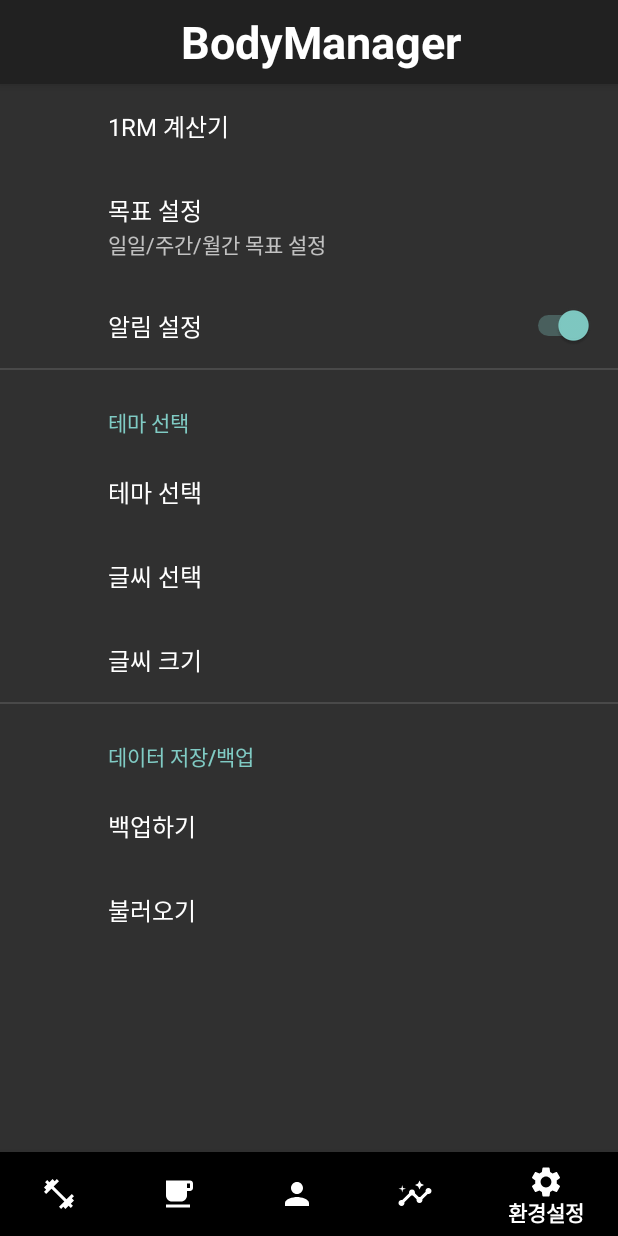
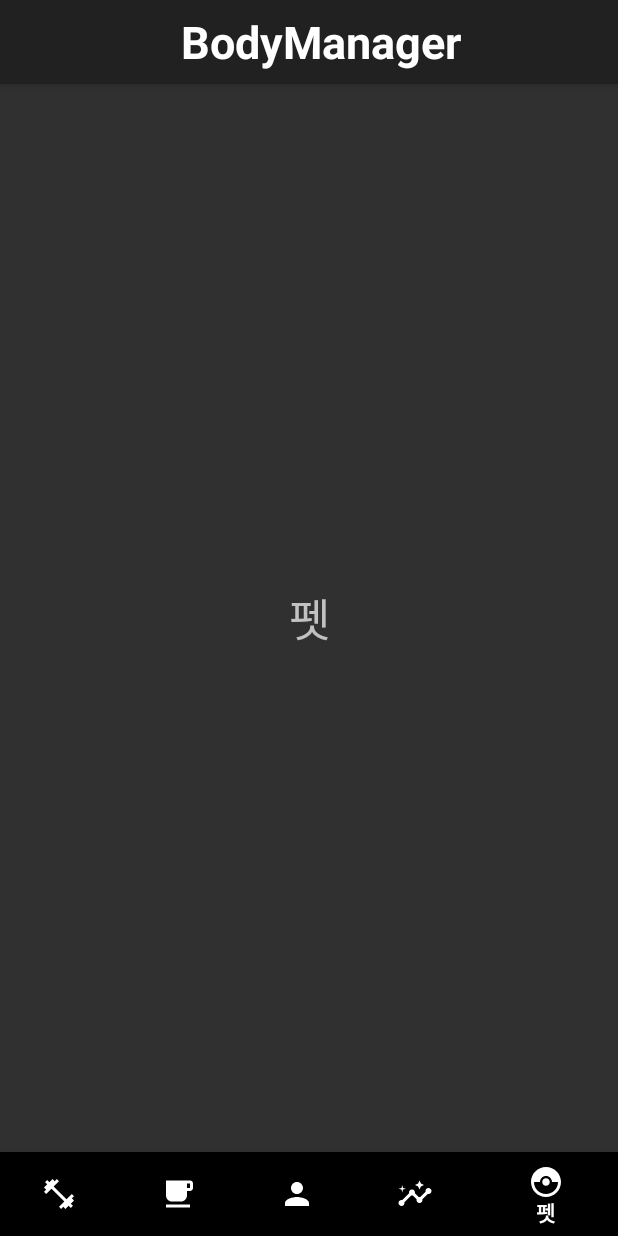
Before and after one commit to enyul3417/BodyManagerApp, an Android app: the screen it shows after launch (MainActivity), item 5 of the bottom bar chosen, on a phone screen of 412 x 824 dp. Run offline under Robolectric (Android 15) with nearby library versions, the phone set to English and light mode, and no system bars; 1 statement that could not run was skipped.

Commit message:
add PetFragment and edit settings

```diff
--- a/app/build.gradle
+++ b/app/build.gradle
@@ -38,6 +38,7 @@ dependencies {
     implementation 'com.android.support.constraint:constraint-layout:2.0.4'
     implementation 'com.google.android.material:material:1.4.0-alpha01'
     implementation 'androidx.preference:preference:1.1.1'
+    implementation 'androidx.legacy:legacy-support-v4:1.0.0'
     testImplementation 'junit:junit:4.+'
     androidTestImplementation 'com.android.support.test:runner:1.0.2'
     androidTestImplementation 'com.android.support.test.espresso:espresso-core:3.0.2'
--- a/app/src/main/java/com/example/bodymanagerapp/MainActivity.kt
+++ b/app/src/main/java/com/example/bodymanagerapp/MainActivity.kt
@@ -1,8 +1,12 @@
 package com.example.bodymanagerapp
 
+import android.content.Intent
 import android.database.sqlite.SQLiteDatabase
 import android.os.Bundle
+import android.view.Menu
+import android.view.MenuItem
 import androidx.appcompat.app.AppCompatActivity
+import androidx.appcompat.widget.Toolbar
 import androidx.fragment.app.Fragment
 import com.example.bodymanagerapp.menu.*
 import com.google.android.material.bottomnavigation.BottomNavigationView
@@ -10,6 +14,7 @@ import com.google.android.material.bottomnavigation.BottomNavigationView
 class MainActivity : AppCompatActivity() {
     // BottomNavigationView
     lateinit var bottom_nav_view : BottomNavigationView
+    lateinit var toolbar: Toolbar
 
     // DB
     lateinit var myDBHelper: myDBHelper
@@ -42,9 +47,9 @@ class MainActivity : AppCompatActivity() {
                 return@OnNavigationItemSelectedListener true
             }
 
-            // 환경설정 선택 시
-            R.id.navigation_settings -> {
-                replaceFragment(SettingsFragment())
+            // 펫 선택 시
+            R.id.navigation_pet -> {
+                replaceFragment(PetFragment())
                 return@OnNavigationItemSelectedListener true
             }
 
@@ -61,9 +66,11 @@ class MainActivity : AppCompatActivity() {
         sqldb = myDBHelper.writableDatabase
 
         bottom_nav_view = findViewById(R.id.bottom_nav_view)
+        toolbar = findViewById(R.id.toolbar)
 
         replaceFragment(ExerciseFragment())
         bottom_nav_view.setOnNavigationItemSelectedListener(bottomNavItemSelectedListener)
+        setSupportActionBar(toolbar)
     }
 
     // 하단 메뉴 선택 시 fragment 변경 기능
@@ -72,4 +79,20 @@ class MainActivity : AppCompatActivity() {
         fragmentTransaction.replace(R.id.content_layout, fragment)
         fragmentTransaction.commit()
     }
+
+    override fun onCreateOptionsMenu(menu: Menu?): Boolean {
+        menuInflater.inflate(R.menu.menu, menu)
+        return true
+    }
+
+    override fun onOptionsItemSelected(item: MenuItem): Boolean {
+        when(item?.itemId)
+        {
+            R.id.menu_settings -> {
+                replaceFragment(SettingsFragment())
+                return true
+            }
+        }
+        return super.onOptionsItemSelected(item)
+    }
 }
--- /dev/null
+++ b/app/src/main/java/com/example/bodymanagerapp/menu/PetFragment.kt
@@ -0,0 +1,17 @@
+package com.example.bodymanagerapp.menu
+
+import android.os.Bundle
+import androidx.fragment.app.Fragment
+import android.view.LayoutInflater
+import android.view.View
+import android.view.ViewGroup
+import com.example.bodymanagerapp.R
+
+class PetFragment : Fragment() {
+
+    override fun onCreateView(inflater: LayoutInflater, container: ViewGroup?,
+                              savedInstanceState: Bundle?): View? {
+        // Inflate the layout for this fragment
+        return inflater.inflate(R.layout.fragment_pet, container, false)
+    }
+}
--- a/app/src/main/java/com/example/bodymanagerapp/myDBHelper.kt
+++ b/app/src/main/java/com/example/bodymanagerapp/myDBHelper.kt
@@ -26,7 +26,6 @@ class myDBHelper(context : Context) : SQLiteOpenHelper(context, "bmDB", null, 1)
                 "exercise_count INTEGER, " +
                 "time INTEGER, " +
                 "is_complete INTEGER, " +
-                "sets INTEGER, " +
                 "PRIMARY KEY(date, exercise_name, set_num));")
 
         // 식단 기록 테이블 생성
--- /dev/null
+++ b/app/src/main/res/drawable/ic_baseline_catching_pokemon_24.xml
@@ -0,0 +1,10 @@
+<vector xmlns:android="http://schemas.android.com/apk/res/android"
+    android:width="24dp"
+    android:height="24dp"
+    android:viewportWidth="24"
+    android:viewportHeight="24"
+    android:tint="?attr/colorControlNormal">
+  <path
+      android:fillColor="@android:color/white"
+      android:pathData="M14.5,12c0,1.38 -1.12,2.5 -2.5,2.5c-1.38,0 -2.5,-1.12 -2.5,-2.5s1.12,-2.5 2.5,-2.5C13.38,9.5 14.5,10.62 14.5,12zM22,12c0,5.52 -4.48,10 -10,10C6.48,22 2,17.52 2,12S6.48,2 12,2C17.52,2 22,6.48 22,12zM20,12h-4c0,-2.21 -1.79,-4 -4,-4c-2.21,0 -4,1.79 -4,4H4c0,4.41 3.59,8 8,8C16.41,20 20,16.41 20,12z"/>
+</vector>
--- /dev/null
+++ b/app/src/main/res/layout/fragment_pet.xml
@@ -0,0 +1,16 @@
+<?xml version="1.0" encoding="utf-8"?>
+<LinearLayout xmlns:android="http://schemas.android.com/apk/res/android"
+    xmlns:tools="http://schemas.android.com/tools"
+    android:layout_width="match_parent"
+    android:layout_height="match_parent"
+    android:orientation="vertical"
+    tools:context=".menu.PetFragment">
+
+    <TextView
+        android:layout_width="match_parent"
+        android:layout_height="match_parent"
+        android:text="펫"
+        android:textSize="30dp"
+        android:gravity="center" />
+
+</LinearLayout>
--- a/app/src/main/res/menu/bottom_nav.xml
+++ b/app/src/main/res/menu/bottom_nav.xml
@@ -18,7 +18,7 @@
         android:icon="@drawable/ic_baseline_insights_24"
         android:title="@string/navigation_stats" />
     <item
-        android:id="@+id/navigation_settings"
-        android:icon="@drawable/ic_baseline_settings_24"
-        android:title="@string/navigation_settings" />
+        android:id="@+id/navigation_pet"
+        android:icon="@drawable/ic_baseline_catching_pokemon_24"
+        android:title="@string/navigation_pet" />
 </menu>
--- a/app/src/main/res/values/strings.xml
+++ b/app/src/main/res/values/strings.xml
@@ -1,8 +1,9 @@
 <resources>
-    <string name="app_name">BodyManagerApp</string>
+    <string name="app_name">BodyManager</string>
     <string name="navigation_exercise">운동</string>
     <string name="navigation_diet">식단</string>
     <string name="navigation_body">신체</string>
     <string name="navigation_stats">통계</string>
-    <string name="navigation_settings">환경설정</string>
+    <string name="navigation_pet">펫</string>
+    <string name="settings">환경설정</string>
 </resources>
```
